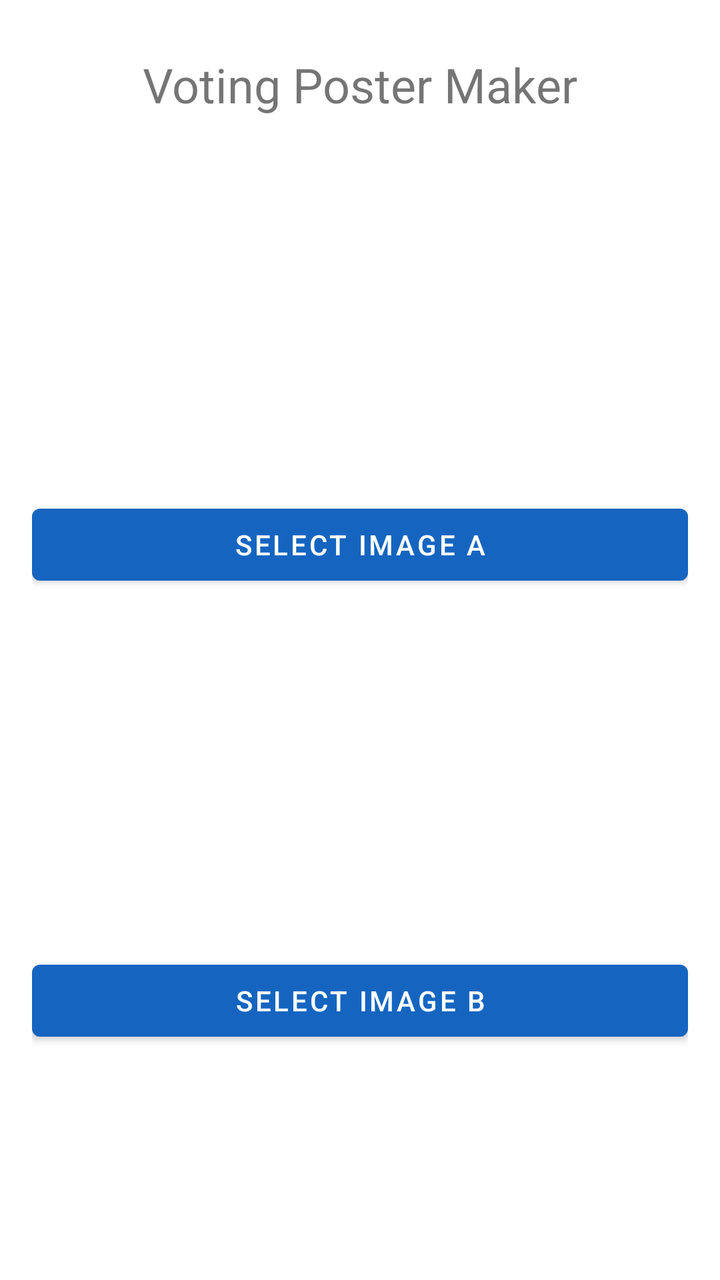
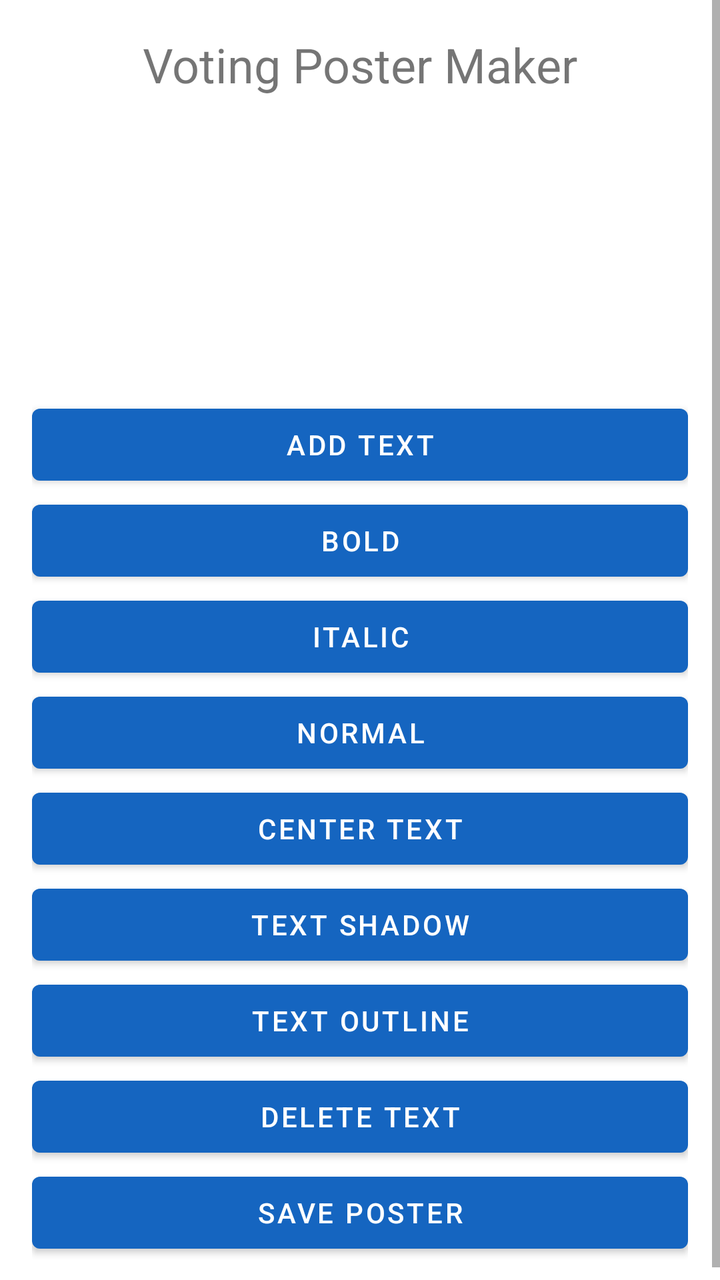

Two renders of the same Android screen: before a commit and after it. Below are the layout's source before the change and the commit's diff.
<!-- AndroidManifest.xml: application theme AppTheme -->
<!-- res/layout/activity_main.xml -->
<?xml version="1.0" encoding="utf-8"?>
<LinearLayout
    xmlns:android="http://schemas.android.com/apk/res/android"
    android:layout_width="match_parent"
    android:layout_height="match_parent"
    android:orientation="vertical"
    android:padding="16dp">

    <TextView
        android:id="@+id/appTitle"
        android:layout_width="match_parent"
        android:layout_height="wrap_content"
        android:text="Voting Poster Maker"
        android:textSize="24sp"
        android:gravity="center"
        android:padding="10dp"/>

    <ImageView
        android:id="@+id/imageA"
        android:layout_width="match_parent"
        android:layout_height="180dp"
        android:scaleType="centerCrop"/>

    <Button
        android:id="@+id/addButton"
        android:layout_width="match_parent"
        android:layout_height="wrap_content"
        android:text="Select Image A"/>

    <ImageView
        android:id="@+id/imageB"
        android:layout_width="match_parent"
        android:layout_height="180dp"
        android:scaleType="centerCrop"/>

    <Button
        android:id="@+id/addBButton"
        android:layout_width="match_parent"
        android:layout_height="wrap_content"
        android:text="Select Image B"/>

</LinearLayout>
<!-- resources referenced by this layout -->
<resources>
  <style name="AppTheme" parent="Theme.MaterialComponents.DayNight.NoActionBar">
          <item name="colorPrimary">#1565C0</item>
          <item name="colorPrimaryVariant">#0D47A1</item>
          <item name="colorSecondary">#26A69A</item>
      </style>
</resources>

<!-- the commit's change to res/layout/activity_main.xml (unified diff, before → after) -->
@@ -1,42 +1,93 @@
 <?xml version="1.0" encoding="utf-8"?>
+<ScrollView
+xmlns:android="http://schemas.android.com/apk/res/android"
+android:layout_width="match_parent"
+android:layout_height="match_parent">
+
 <LinearLayout
-    xmlns:android="http://schemas.android.com/apk/res/android"
-    android:layout_width="match_parent"
-    android:layout_height="match_parent"
-    android:orientation="vertical"
-    android:padding="16dp">
+android:orientation="vertical"
+android:padding="16dp"
+android:layout_width="match_parent"
+android:layout_height="wrap_content">
 
-    <TextView
-        android:id="@+id/appTitle"
-        android:layout_width="match_parent"
-        android:layout_height="wrap_content"
-        android:text="Voting Poster Maker"
-        android:textSize="24sp"
-        android:gravity="center"
-        android:padding="10dp"/>
 
-    <ImageView
-        android:id="@+id/imageA"
-        android:layout_width="match_parent"
-        android:layout_height="180dp"
-        android:scaleType="centerCrop"/>
+<TextView
+android:text="Voting Poster Maker"
+android:textSize="24sp"
+android:gravity="center"
+android:layout_width="match_parent"
+android:layout_height="wrap_content"/>
 
-    <Button
-        android:id="@+id/addButton"
-        android:layout_width="match_parent"
-        android:layout_height="wrap_content"
-        android:text="Select Image A"/>
 
-    <ImageView
-        android:id="@+id/imageB"
-        android:layout_width="match_parent"
-        android:layout_height="180dp"
-        android:scaleType="centerCrop"/>
+<ImageView
+android:id="@+id/imageA"
+android:layout_width="match_parent"
+android:layout_height="150dp"/>
 
-    <Button
-        android:id="@+id/addBButton"
-        android:layout_width="match_parent"
-        android:layout_height="wrap_content"
-        android:text="Select Image B"/>
+
+<Button
+android:id="@+id/addTextButton"
+android:text="Add Text"
+android:layout_width="match_parent"
+android:layout_height="wrap_content"/>
+
+
+<Button
+android:id="@+id/boldButton"
+android:text="Bold"
+android:layout_width="match_parent"
+android:layout_height="wrap_content"/>
+
+
+<Button
+android:id="@+id/italicButton"
+android:text="Italic"
+android:layout_width="match_parent"
+android:layout_height="wrap_content"/>
+
+
+<Button
+android:id="@+id/normalButton"
+android:text="Normal"
+android:layout_width="match_parent"
+android:layout_height="wrap_content"/>
+
+
+<Button
+android:id="@+id/centerButton"
+android:text="Center Text"
+android:layout_width="match_parent"
+android:layout_height="wrap_content"/>
+
+
+<Button
+android:id="@+id/shadowButton"
+android:text="Text Shadow"
+android:layout_width="match_parent"
+android:layout_height="wrap_content"/>
+
+
+<Button
+android:id="@+id/outlineButton"
+android:text="Text Outline"
+android:layout_width="match_parent"
+android:layout_height="wrap_content"/>
+
+
+<Button
+android:id="@+id/deleteTextButton"
+android:text="Delete Text"
+android:layout_width="match_parent"
+android:layout_height="wrap_content"/>
+
+
+<Button
+android:id="@+id/saveButton"
+android:text="Save Poster"
+android:layout_width="match_parent"
+android:layout_height="wrap_content"/>
+
 
 </LinearLayout>
+
+</ScrollView>
